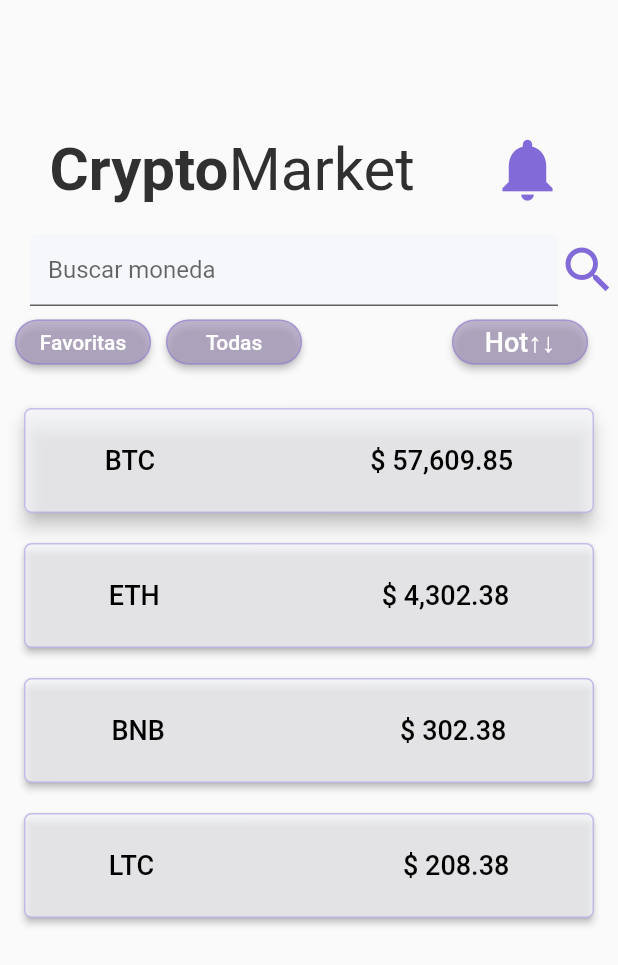
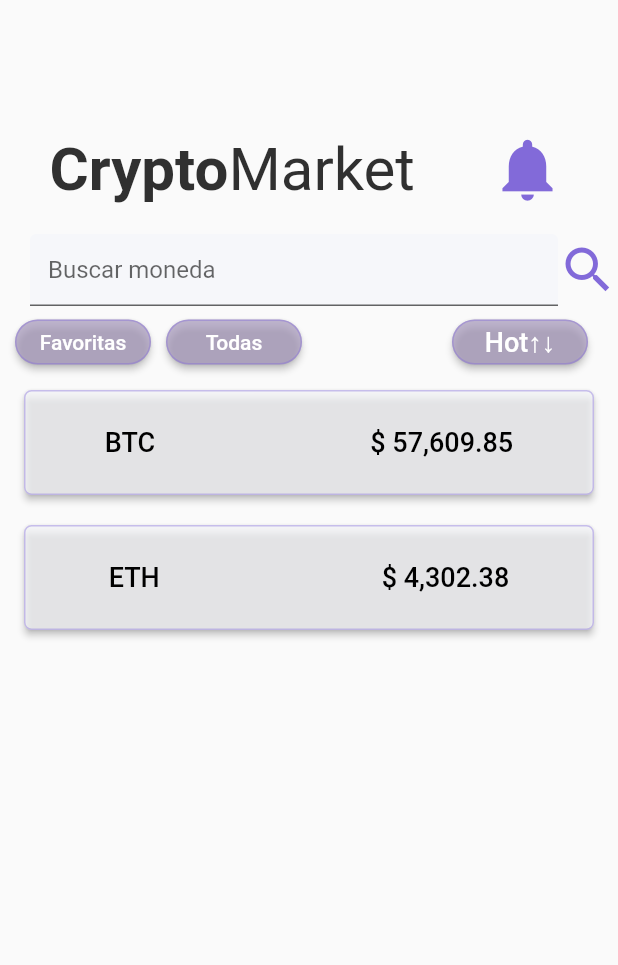
Before and after one commit to MadeColombia/blockchain_pal, a Flutter app: the CryptoMarket screen opened directly, after a tap on "Favoritas", on a phone screen of 412 x 824 dp. Shown: the top 965 px of the screen. Run offline on Flutter 3.47's test engine with Material 2 defaults, Android fonts, the phone set to English and light mode, and no system bars; our stand-ins replace get; Roboto replaces fonts that are missing (Poppins).

Commit message:
getx cryptomarket

```diff
--- /dev/null
+++ b/lib/domain/models/controller.dart
@@ -0,0 +1,29 @@
+import 'package:get/get.dart';
+
+class MyConttroller extends GetxController {
+  var _esRojo = false.obs;
+  var _texto = false.obs;
+  var _change = false.obs;
+  var _change1 = false.obs;
+
+  bool get esRojo => _esRojo.value;
+  bool get texto => _texto.value;
+  bool get change => _change.value;
+  bool get change1 => _change.value;
+
+  void cambioRojo() {
+    _esRojo.value = _esRojo.value == true ? false : true;
+  }
+
+  void cambioTexto() {
+    _texto.value = _texto.value == true ? false : true;
+  }
+
+  void cambioChange() {
+    _change.value = _change.value == true ? false : true;
+  }
+
+  void cambioChange1() {
+    _change1.value = _change1.value == true ? false : true;
+  }
+}
--- a/lib/main.dart
+++ b/lib/main.dart
@@ -1,5 +1,7 @@
 import 'package:blockchain_pal/pages/Landing.dart';
 import 'package:flutter/material.dart';
+import 'package:blockchain_pal/domain/models/controller.dart';
+import 'package:get/get.dart';
 
 void main() => runApp(MyApp());
 
@@ -12,6 +14,8 @@ class MyApp extends StatefulWidget {
 class _MyAppState extends State<MyApp> {
   @override
   Widget build(BuildContext context) {
+    Get.put(MyConttroller());
+
     return const MaterialApp(
       debugShowCheckedModeBanner: false,
       title: 'Material App',
--- a/lib/pages/CryptoMarket.dart
+++ b/lib/pages/CryptoMarket.dart
@@ -1,6 +1,8 @@
 import 'package:blockchain_pal/pages/Landing.dart';
 import 'package:flutter/material.dart';
 import 'Ingresado.dart';
+import 'package:blockchain_pal/domain/models/controller.dart';
+import 'package:get/get.dart';
 
 class CryptoMarket extends StatefulWidget {
   const CryptoMarket({Key? key}) : super(key: key);
@@ -11,7 +13,10 @@ class CryptoMarket extends StatefulWidget {
 class HomeState extends State<CryptoMarket> {
   @override
   Widget build(BuildContext context) {
-    return (Scaffold(body: cuerpo()));
+    return (Scaffold(
+        body: Column(
+      children: [cuerpo(), cambio1()],
+    )));
   }
 }
 
@@ -22,10 +27,9 @@ Widget cuerpo() {
           child: Center(
               child: Column(children: <Widget>[
         const SizedBox(height: 70),
-        mensaje(),
+        tituloCrypto(),
         //row buscar monedas y busqueda
         Row(
-          //mainAxisAlignment: MainAxisAlignment.spaceEvenly,
           children: <Widget>[
             const SizedBox(width: 20),
             Expanded(child: buscarMoneda()),
@@ -56,9 +60,42 @@ Widget cuerpo() {
             ),
           ],
         ),
+      ]))),
+    ],
+  );
+}
+
+Widget cambio1() {
+  MyConttroller myConttroller = Get.find();
+  return Column(
+    children: [
+      Padding(
+        padding: EdgeInsets.all(8.0),
+        child: Obx(() => Column(
+              children: [
+                myConttroller.change ? favoritos() : todos(),
+              ],
+            )),
+      ),
+    ],
+  );
+}
+
+Widget favoritos() {
+  return Column(
+    children: [
+      CryptoRoute(),
       const SizedBox(
         height: 20,
       ),
+      CryptoRoute1(),
+    ],
+  );
+}
+
+Widget todos() {
+  return Column(
+    children: [
       CryptoRoute(),
       const SizedBox(
         height: 20,
@@ -71,13 +108,12 @@ Widget cuerpo() {
       const SizedBox(
         height: 20,
       ),
-        CryptoRoute3()
-      ]))),
+      CryptoRoute3(),
     ],
   );
 }
 
-Widget mensaje() {
+Widget tituloCrypto() {
   return Center(
       child: Container(
           width: 346,
@@ -125,7 +161,6 @@ Widget iconoNoti() {
 
 Widget buscarMoneda() {
   return Container(
-    //padding: const EdgeInsets.symmetric(horizontal: 1, vertical: 1),
     child: TextField(
       decoration: InputDecoration(
         hintText: "Buscar moneda",
@@ -143,13 +178,13 @@ Widget buscarMoneda() {
 class FavoritasRoute extends StatelessWidget {
   @override
   Widget build(BuildContext context) {
+    MyConttroller myConttroller = Get.find();
     return MaterialButton(
       minWidth: 100,
       height: 30,
       // ignore: avoid_print
       onPressed: () => {
-        // Navigator.push(context,
-        //  MaterialPageRoute(builder: (context) => const CryptoMarket())),
+        myConttroller.cambioChange(),
       },
       color: Color(0xffa89abd).withOpacity(0.7),
       child: const Text("Favoritas", style: TextStyle(color: Colors.white)),
@@ -163,13 +198,12 @@ class FavoritasRoute extends StatelessWidget {
 class TodasRoute extends StatelessWidget {
   @override
   Widget build(BuildContext context) {
+    MyConttroller myConttroller = Get.find();
     return MaterialButton(
       minWidth: 100,
       height: 30,
-      // ignore: avoid_print
       onPressed: () => {
-        // Navigator.push(context,
-        //  MaterialPageRoute(builder: (context) => const CryptoMarket())),
+        myConttroller.cambioChange(),
       },
       color: Color(0xffa89abd).withOpacity(0.7),
       child: const Text("Todas", style: TextStyle(color: Colors.white)),
@@ -183,13 +217,12 @@ class TodasRoute extends StatelessWidget {
 class HotRoute extends StatelessWidget {
   @override
   Widget build(BuildContext context) {
+    MyConttroller myConttroller = Get.find();
     return MaterialButton(
       minWidth: 100,
       height: 30,
-      // ignore: avoid_print
       onPressed: () => {
-        // Navigator.push(context,
-        //  MaterialPageRoute(builder: (context) => const CryptoMarket())),
+        myConttroller.cambioChange(),
       },
       color: Color(0xffa89abd).withOpacity(0.7),
       child: const Text(
@@ -207,21 +240,14 @@ class CryptoRoute extends StatelessWidget {
   @override
   Widget build(BuildContext context) {
     return MaterialButton(
-      elevation: 5,
       minWidth: 380,
       height: 70,
-      // ignore: avoid_print
-      onPressed: () => {
-        // Navigator.push(context,
-        //  MaterialPageRoute(builder: (context) => const CryptoMarket())),
-      },
+      onPressed: () => {},
       color: Color(0xfff6f7fa).withOpacity(0.7),
-
       child: const Text(
         "BTC                                \u0024 57,609.85",
         style: TextStyle(color: Colors.black, fontSize: 18),
       ),
-
       shape: RoundedRectangleBorder(
           borderRadius: BorderRadius.circular(5.0),
           side: BorderSide(color: Color(0xff826AD9).withOpacity(0.4))),
@@ -235,18 +261,12 @@ class CryptoRoute1 extends StatelessWidget {
     return MaterialButton(
       minWidth: 380,
       height: 70,
-      // ignore: avoid_print
-      onPressed: () => {
-        // Navigator.push(context,
-        //  MaterialPageRoute(builder: (context) => const CryptoMarket())),
-      },
+      onPressed: () => {},
       color: Color(0xfff6f7fa).withOpacity(0.7),
-
       child: const Text(
         "ETH                                 \u0024 4,302.38",
         style: TextStyle(color: Colors.black, fontSize: 18),
       ),
-
       shape: RoundedRectangleBorder(
           borderRadius: BorderRadius.circular(5.0),
           side: BorderSide(color: Color(0xff826AD9).withOpacity(0.4))),
@@ -260,18 +280,12 @@ class CryptoRoute2 extends StatelessWidget {
     return MaterialButton(
       minWidth: 380,
       height: 70,
-      // ignore: avoid_print
-      onPressed: () => {
-        // Navigator.push(context,
-        //  MaterialPageRoute(builder: (context) => const CryptoMarket())),
-      },
+      onPressed: () => {},
       color: Color(0xfff6f7fa).withOpacity(0.7),
-
       child: const Text(
         "BNB                                   \u0024 302.38",
         style: TextStyle(color: Colors.black, fontSize: 18),
       ),
-
       shape: RoundedRectangleBorder(
           borderRadius: BorderRadius.circular(5.0),
           side: BorderSide(color: Color(0xff826AD9).withOpacity(0.4))),
@@ -285,18 +299,12 @@ class CryptoRoute3 extends StatelessWidget {
     return MaterialButton(
       minWidth: 380,
       height: 70,
-      // ignore: avoid_print
-      onPressed: () => {
-        // Navigator.push(context,
-        //  MaterialPageRoute(builder: (context) => const CryptoMarket())),
-      },
+      onPressed: () => {},
       color: Color(0xfff6f7fa).withOpacity(0.7),
-
       child: const Text(
         "LTC                                     \u0024 208.38",
         style: TextStyle(color: Colors.black, fontSize: 18),
       ),
-
       shape: RoundedRectangleBorder(
           borderRadius: BorderRadius.circular(5.0),
           side: BorderSide(color: Color(0xff826AD9).withOpacity(0.4))),
--- a/lib/pages/Feed.dart
+++ b/lib/pages/Feed.dart
@@ -56,7 +56,7 @@ Widget cuerpo() {
                   height: 20,
                   width: 350,
                   child: Text(
-                    "Erick Lawrence",
+                    "Erick sLawrence",
                     style: TextStyle(
                       fontSize: 20,
                       fontWeight: FontWeight.bold,
--- a/pubspec.yaml
+++ b/pubspec.yaml
@@ -38,6 +38,7 @@ dependencies:
 dev_dependencies:
   flutter_test:
     sdk: flutter
+  get:
 
   # The "flutter_lints" package below contains a set of recommended lints to
   # encourage good coding practices. The lint set provided by the package is
```
Also changed, not shown: pubspec.lock, 1 other file. Lines whose indentation alone changed are shown as unchanged.
